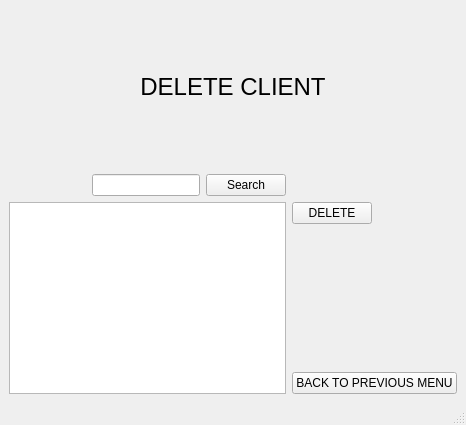
yashu2001/gym-manager, file ui/delete-client.ui: the form before one commit.
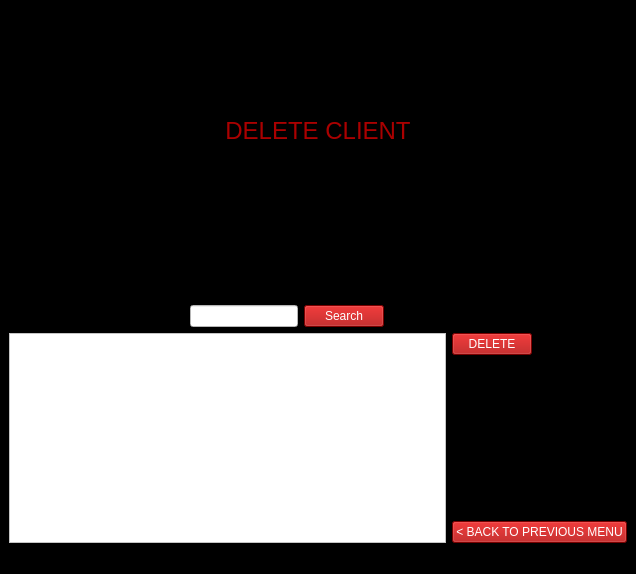
The form after the commit. Icons and pictures are not drawn.

What changed in the file:
```diff
--- a/ui/delete-client.ui
+++ b/ui/delete-client.ui
@@ -6,13 +6,16 @@
    <rect>
     <x>0</x>
     <y>0</y>
-    <width>466</width>
-    <height>425</height>
+    <width>636</width>
+    <height>574</height>
    </rect>
   </property>
   <property name="windowTitle">
    <string>MainWindow</string>
   </property>
+  <property name="styleSheet">
+   <string notr="true">background-color: rgb(0, 0, 0);</string>
+  </property>
   <widget class="QWidget" name="centralwidget">
    <layout class="QGridLayout" name="gridLayout">
     <item row="0" column="0" colspan="4" alignment="Qt::AlignHCenter|Qt::AlignTop">
@@ -30,16 +33,28 @@
     </item>
     <item row="1" column="0" rowspan="2" colspan="4" alignment="Qt::AlignHCenter|Qt::AlignTop">
      <widget class="QLabel" name="label_2">
+      <property name="styleSheet">
+       <string notr="true">color: rgb(170, 0, 0);</string>
+      </property>
       <property name="text">
        <string>&lt;html&gt;&lt;head/&gt;&lt;body&gt;&lt;p align=&quot;center&quot;&gt;&lt;span style=&quot; font-size:18pt;&quot;&gt;DELETE CLIENT&lt;/span&gt;&lt;/p&gt;&lt;/body&gt;&lt;/html&gt;</string>
       </property>
      </widget>
     </item>
     <item row="2" column="1" alignment="Qt::AlignRight|Qt::AlignBottom">
-     <widget class="QLineEdit" name="lineEdit"/>
+     <widget class="QLineEdit" name="lineEdit">
+      <property name="styleSheet">
+       <string notr="true">background-color: rgb(255, 255, 255);</string>
+      </property>
+     </widget>
     </item>
     <item row="2" column="2" alignment="Qt::AlignLeft|Qt::AlignBottom">
      <widget class="QPushButton" name="pushButton_3">
+      <property name="styleSheet">
+       <string notr="true">color: rgb(255, 255, 255);
+background-color: rgb(170, 0, 0);
+font: 75 10pt &quot;MS Shell Dlg 2&quot;;</string>
+      </property>
       <property name="text">
        <string>Search</string>
       </property>
@@ -47,6 +62,11 @@
     </item>
     <item row="3" column="3" alignment="Qt::AlignLeft|Qt::AlignTop">
      <widget class="QPushButton" name="pushButton">
+      <property name="styleSheet">
+       <string notr="true">color: rgb(255, 255, 255);
+background-color: rgb(170, 0, 0);
+font: 75 10pt &quot;MS Shell Dlg 2&quot;;</string>
+      </property>
       <property name="text">
        <string>DELETE</string>
       </property>
@@ -54,13 +74,21 @@
     </item>
     <item row="4" column="3" alignment="Qt::AlignRight|Qt::AlignBottom">
      <widget class="QPushButton" name="pushButton_2">
+      <property name="styleSheet">
+       <string notr="true">color: rgb(255, 255, 255);
+background-color: rgb(170, 0, 0);
+font: 75 10pt &quot;MS Shell Dlg 2&quot;;</string>
+      </property>
       <property name="text">
-       <string>BACK TO PREVIOUS MENU</string>
+       <string>&lt; BACK TO PREVIOUS MENU</string>
       </property>
      </widget>
     </item>
     <item row="3" column="0" rowspan="2" colspan="3">
      <widget class="QTableWidget" name="tableWidget_2">
+      <property name="styleSheet">
+       <string notr="true">background-color: rgb(255, 255, 255);</string>
+      </property>
       <property name="editTriggers">
        <set>QAbstractItemView::AnyKeyPressed</set>
       </property>
```
